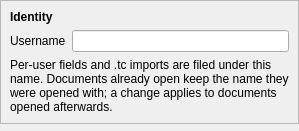
borco/rehuco, file apps/rehuco-agent/src/rehuco_agent/settings/ui/identity_page.ui: the form before one commit.
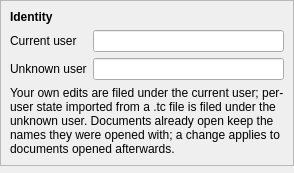
The form after the commit.

Commit message: refs #109: feat: current + unknown identities for per-user provenance

What changed in the file:
```diff
--- a/apps/rehuco-agent/src/rehuco_agent/settings/ui/identity_page.ui
+++ b/apps/rehuco-agent/src/rehuco_agent/settings/ui/identity_page.ui
@@ -23,8 +23,8 @@
      <property name="frameShadow">
       <enum>QFrame::Shadow::Raised</enum>
      </property>
-     <layout class="QVBoxLayout" name="identity_frame_layout">
-      <item>
+     <layout class="QFormLayout" name="identity_frame_layout">
+      <item row="0" column="0" colspan="2">
        <widget class="QLabel" name="identity_frame_label">
         <property name="font">
          <font>
@@ -36,28 +36,38 @@
         </property>
        </widget>
       </item>
-      <item>
-       <layout class="QHBoxLayout" name="username_layout">
-        <item>
-         <widget class="QLabel" name="username_label">
+      <item row="1" column="0">
+       <widget class="QLabel" name="current_username_label">
           <property name="text">
-           <string>Username</string>
+         <string>Current user</string>
           </property>
          </widget>
         </item>
-        <item>
-         <widget class="QLineEdit" name="username_edit">
+      <item row="1" column="1">
+       <widget class="QLineEdit" name="current_username_edit">
           <property name="toolTip">
            <string>The name your per-user fields (rating, viewed, todo, keep, favorite) are filed under</string>
           </property>
          </widget>
         </item>
-       </layout>
+      <item row="2" column="0">
+       <widget class="QLabel" name="unknown_username_label">
+        <property name="text">
+         <string>Unknown user</string>
+        </property>
+       </widget>
       </item>
-      <item>
+      <item row="2" column="1">
+       <widget class="QLineEdit" name="unknown_username_edit">
+        <property name="toolTip">
+         <string>The name per-user state imported from a .tc file is filed under, since its real owner is unknown</string>
+        </property>
+       </widget>
+      </item>
+      <item row="3" column="0" colspan="2">
        <widget class="QLabel" name="note_label">
         <property name="text">
-         <string>Per-user fields and .tc imports are filed under this name. Documents already open keep the name they were opened with; a change applies to documents opened afterwards.</string>
+         <string>Your own edits are filed under the current user; per-user state imported from a .tc file is filed under the unknown user. Documents already open keep the names they were opened with; a change applies to documents opened afterwards.</string>
         </property>
         <property name="wordWrap">
          <bool>true</bool>
```
Left out of the diff: 2 changed lines with no effect on the pictures. Lines whose indentation alone changed are shown as unchanged. The commit also changes 16 other files.
